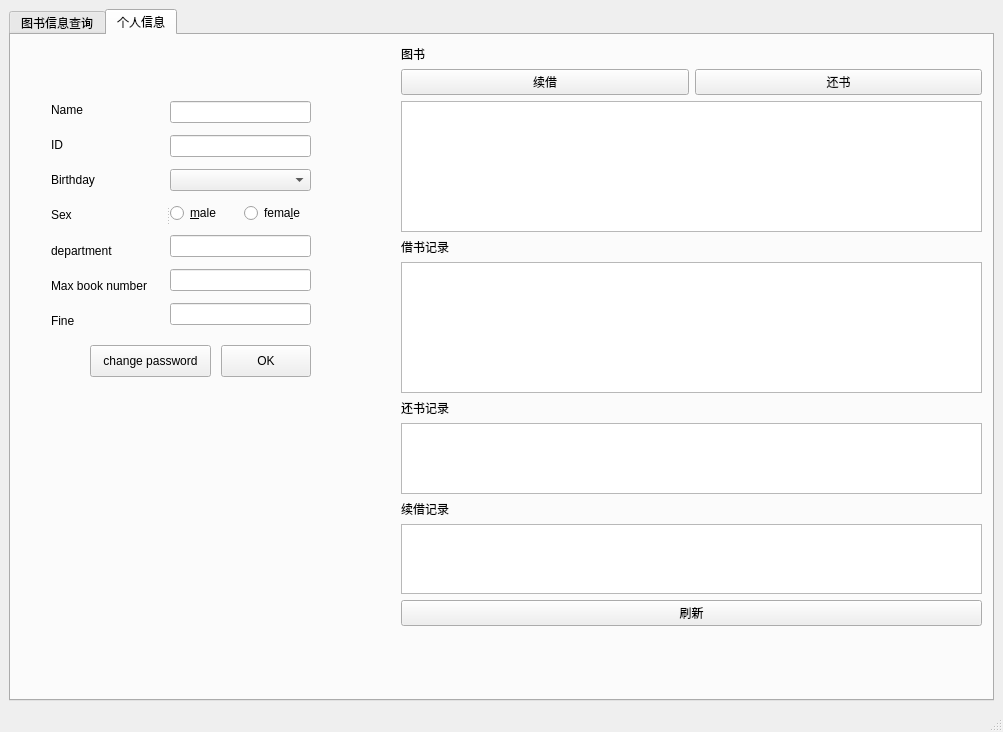
Before: the Qt Designer form sourcecode/studentmainwindow.ui in LiuzhouChan/database-Project-with-QT, drawn with Qt 5.
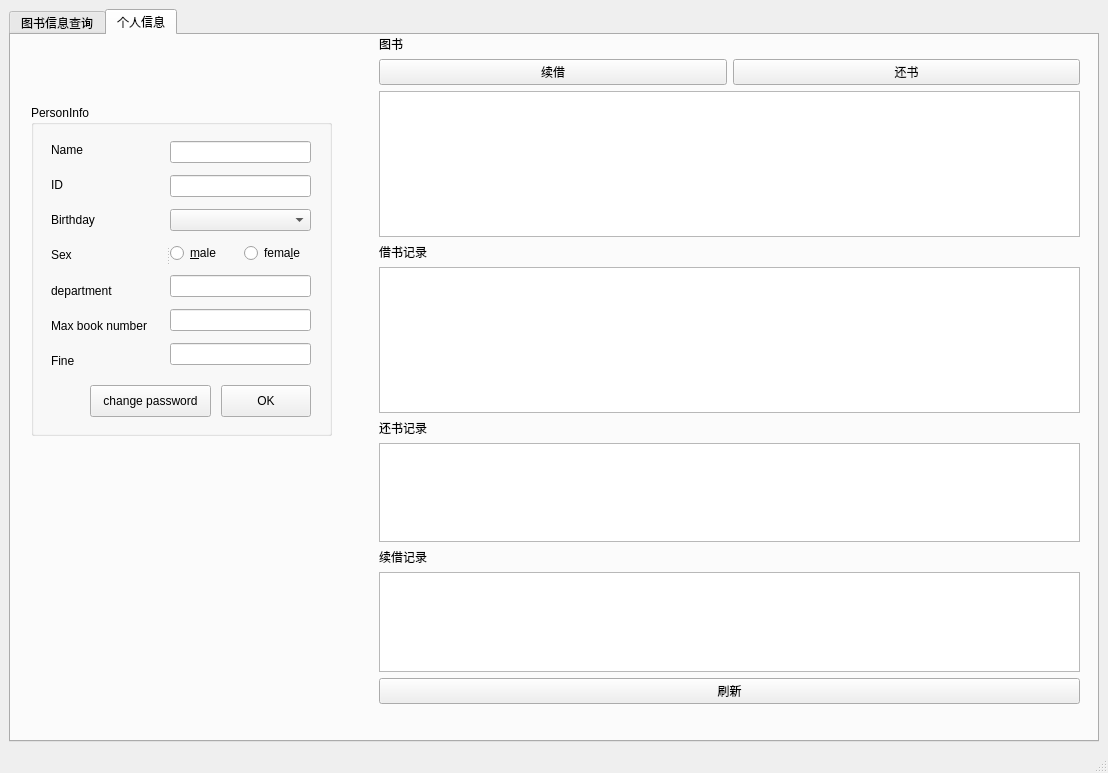
After: the same form once the commit is applied. The open tabs and pages were chosen to show the change. Custom widgets are drawn as their Qt base class.

Patch:
```diff
--- a/sourcecode/studentmainwindow.ui
+++ b/sourcecode/studentmainwindow.ui
@@ -6,8 +6,8 @@
    <rect>
     <x>0</x>
     <y>0</y>
-    <width>1003</width>
-    <height>732</height>
+    <width>1108</width>
+    <height>773</height>
    </rect>
   </property>
   <property name="windowTitle">
@@ -97,108 +97,49 @@
        <attribute name="title">
         <string>个人信息</string>
        </attribute>
-       <widget class="QWidget" name="layoutWidget">
+       <widget class="QGroupBox" name="groupBox">
         <property name="geometry">
          <rect>
-          <x>390</x>
-          <y>10</y>
-          <width>581</width>
-          <height>581</height>
+          <x>20</x>
+          <y>70</y>
+          <width>301</width>
+          <height>331</height>
          </rect>
         </property>
-        <layout class="QVBoxLayout" name="verticalLayout_10">
-         <item>
-          <layout class="QVBoxLayout" name="verticalLayout_7">
-           <item>
-            <layout class="QVBoxLayout" name="verticalLayout_6">
-             <item>
-              <layout class="QVBoxLayout" name="verticalLayout_5">
-               <item>
-                <layout class="QVBoxLayout" name="verticalLayout_4">
-                 <item>
-                  <widget class="QLabel" name="label">
-                   <property name="text">
-                    <string>图书</string>
-                   </property>
-                  </widget>
-                 </item>
-                 <item>
-                  <layout class="QVBoxLayout" name="verticalLayout_3">
-                   <item>
-                    <layout class="QHBoxLayout" name="horizontalLayout_3">
-                     <item>
-                      <widget class="QPushButton" name="pushButton_4">
-                       <property name="text">
-                        <string>续借</string>
-                       </property>
-                      </widget>
-                     </item>
-                     <item>
-                      <widget class="QPushButton" name="pushButton_3">
+        <property name="title">
+         <string>PersonInfo</string>
+        </property>
+        <widget class="QPushButton" name="pushButton_12">
+         <property name="geometry">
+          <rect>
+           <x>190</x>
+           <y>280</y>
+           <width>90</width>
+           <height>32</height>
+          </rect>
+         </property>
                        <property name="text">
-                        <string>还书</string>
-                       </property>
-                      </widget>
-                     </item>
-                    </layout>
-                   </item>
-                   <item>
-                    <widget class="QTableWidget" name="tableWidget_2"/>
-                   </item>
-                  </layout>
-                 </item>
-                </layout>
-               </item>
-               <item>
-                <widget class="QLabel" name="label_2">
-                 <property name="text">
-                  <string>借书记录</string>
-                 </property>
-                </widget>
-               </item>
-               <item>
-                <widget class="QTableWidget" name="tableWidget_3"/>
-               </item>
-              </layout>
-             </item>
-             <item>
-              <widget class="QLabel" name="label_3">
+          <string>OK</string>
+         </property>
+        </widget>
+        <widget class="QPushButton" name="pushButton_13">
+         <property name="geometry">
+          <rect>
+           <x>59</x>
+           <y>280</y>
+           <width>121</width>
+           <height>32</height>
+          </rect>
+         </property>
                <property name="text">
-                <string>还书记录</string>
-               </property>
-              </widget>
-             </item>
-             <item>
-              <widget class="QTableWidget" name="tableWidget_4"/>
-             </item>
-             <item>
-              <widget class="QLabel" name="label_6">
-               <property name="text">
-                <string>续借记录</string>
-               </property>
-              </widget>
-             </item>
-             <item>
-              <widget class="QTableWidget" name="tableWidget_5"/>
-             </item>
-             <item>
-              <widget class="QPushButton" name="pushButton_5">
-               <property name="text">
-                <string>刷新</string>
-               </property>
-              </widget>
-             </item>
-            </layout>
-           </item>
-          </layout>
-         </item>
-        </layout>
+          <string>change password</string>
+         </property>
        </widget>
        <widget class="QSplitter" name="splitter">
         <property name="geometry">
          <rect>
-          <x>40</x>
-          <y>60</y>
+           <x>20</x>
+           <y>30</y>
           <width>260</width>
           <height>240</height>
          </rect>
@@ -312,36 +253,100 @@
          </layout>
         </widget>
        </widget>
-       <widget class="QPushButton" name="pushButton_12">
+       </widget>
+       <widget class="QWidget" name="layoutWidget">
         <property name="geometry">
          <rect>
-          <x>210</x>
-          <y>310</y>
-          <width>90</width>
-          <height>32</height>
+          <x>368</x>
+          <y>0</y>
+          <width>701</width>
+          <height>669</height>
          </rect>
         </property>
+        <layout class="QVBoxLayout" name="verticalLayout_7">
+         <item>
+          <layout class="QVBoxLayout" name="verticalLayout_6">
+           <item>
+            <layout class="QVBoxLayout" name="verticalLayout_5">
+             <item>
+              <layout class="QVBoxLayout" name="verticalLayout_4">
+               <item>
+                <widget class="QLabel" name="label">
         <property name="text">
-         <string>OK</string>
-        </property>
-       </widget>
-       <widget class="QPushButton" name="pushButton_13">
-        <property name="geometry">
-         <rect>
-          <x>79</x>
-          <y>310</y>
-          <width>121</width>
-          <height>32</height>
-         </rect>
-        </property>
+                  <string>图书</string>
+                 </property>
+                </widget>
+               </item>
+               <item>
+                <layout class="QVBoxLayout" name="verticalLayout_3">
+                 <item>
+                  <layout class="QHBoxLayout" name="horizontalLayout_3">
+                   <item>
+                    <widget class="QPushButton" name="pushButton_4">
+                     <property name="text">
+                      <string>续借</string>
+                     </property>
+                    </widget>
+                   </item>
+                   <item>
+                    <widget class="QPushButton" name="pushButton_3">
         <property name="text">
-         <string>change password</string>
-        </property>
-       </widget>
-       <zorder>splitter</zorder>
-       <zorder>layoutWidget</zorder>
-       <zorder>pushButton_12</zorder>
-       <zorder>pushButton_13</zorder>
+                      <string>还书</string>
+                     </property>
+                    </widget>
+                   </item>
+                  </layout>
+                 </item>
+                 <item>
+                  <widget class="QTableWidget" name="tableWidget_2"/>
+                 </item>
+                </layout>
+               </item>
+              </layout>
+             </item>
+             <item>
+              <widget class="QLabel" name="label_2">
+               <property name="text">
+                <string>借书记录</string>
+               </property>
+              </widget>
+             </item>
+             <item>
+              <widget class="QTableWidget" name="tableWidget_3"/>
+             </item>
+            </layout>
+           </item>
+           <item>
+            <widget class="QLabel" name="label_3">
+             <property name="text">
+              <string>还书记录</string>
+             </property>
+            </widget>
+           </item>
+           <item>
+            <widget class="QTableWidget" name="tableWidget_4"/>
+           </item>
+           <item>
+            <widget class="QLabel" name="label_6">
+             <property name="text">
+              <string>续借记录</string>
+             </property>
+            </widget>
+           </item>
+           <item>
+            <widget class="QTableWidget" name="tableWidget_5"/>
+           </item>
+           <item>
+            <widget class="QPushButton" name="pushButton_5">
+             <property name="text">
+              <string>刷新</string>
+             </property>
+            </widget>
+           </item>
+          </layout>
+         </item>
+        </layout>
+       </widget>
       </widget>
      </widget>
     </item>
```
Left out of the diff: 4 changed lines with no effect on the pictures. Lines whose indentation alone changed are shown as unchanged.
